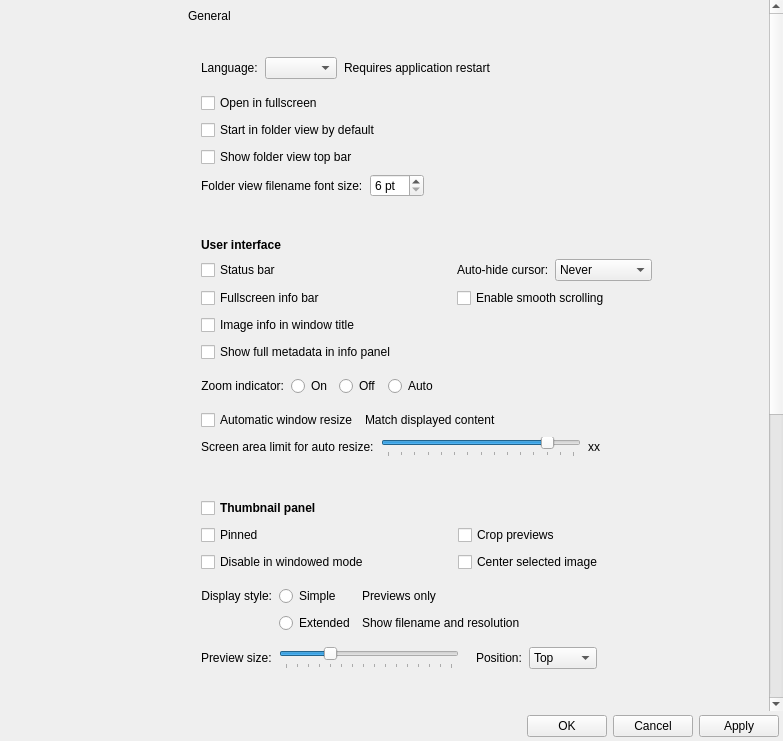
Old version of the form src/gui/dialogs/settingsdialog.ui in the repository do-i/thumbgrid.
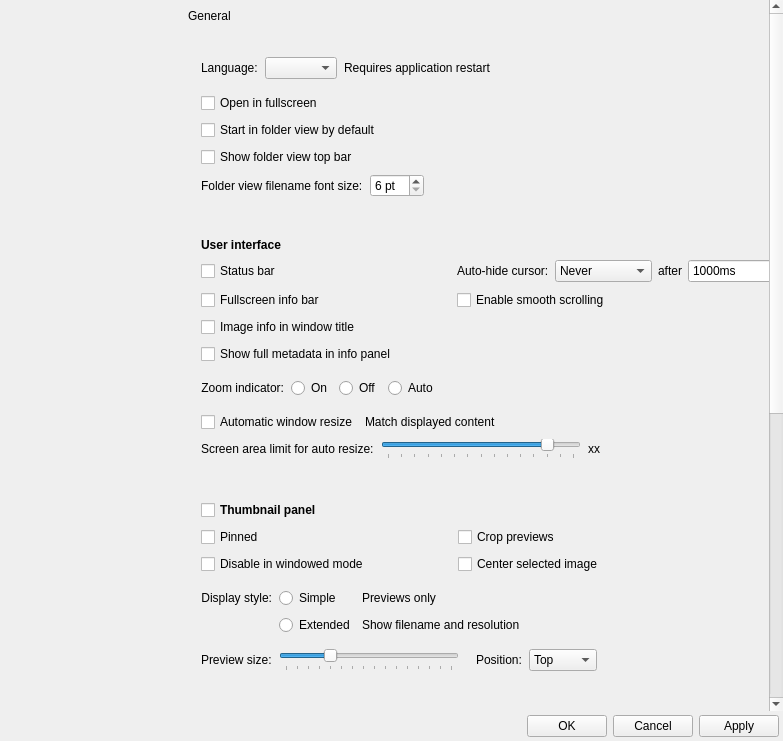
New version of the form. Custom widgets are drawn as their Qt base class.

Commit message: Add a setting for the cursor auto-hide delay

Diff of the .ui file:
```diff
--- a/src/gui/dialogs/settingsdialog.ui
+++ b/src/gui/dialogs/settingsdialog.ui
@@ -723,6 +723,56 @@
                           </item>
                          </widget>
                         </item>
+                        <item>
+                         <widget class="QLabel" name="cursorHideDelayLabel">
+                          <property name="text">
+                           <string>after</string>
+                          </property>
+                         </widget>
+                        </item>
+                        <item>
+                         <widget class="QSpinBox" name="cursorHideDelaySpinBox">
+                          <property name="sizePolicy">
+                           <sizepolicy hsizetype="Minimum" vsizetype="Preferred">
+                            <horstretch>0</horstretch>
+                            <verstretch>0</verstretch>
+                           </sizepolicy>
+                          </property>
+                          <property name="minimumSize">
+                           <size>
+                            <width>100</width>
+                            <height>24</height>
+                           </size>
+                          </property>
+                          <property name="toolTip">
+                           <string>How long the pointer must stay still before it is hidden.</string>
+                          </property>
+                          <property name="alignment">
+                           <set>Qt::AlignLeading|Qt::AlignLeft|Qt::AlignVCenter</set>
+                          </property>
+                          <property name="buttonSymbols">
+                           <enum>QAbstractSpinBox::UpDownArrows</enum>
+                          </property>
+                          <property name="hiddenButtons" stdset="0">
+                           <bool>true</bool>
+                          </property>
+                          <property name="suffix">
+                           <string>ms</string>
+                          </property>
+                          <property name="singleStep">
+                           <number>100</number>
+                          </property>
+                          <property name="minimum">
+                           <number>300</number>
+                          </property>
+                          <property name="maximum">
+                           <number>10000</number>
+                          </property>
+                          <property name="value">
+                           <number>1000</number>
+                          </property>
+                         </widget>
+                        </item>
                        </layout>
                       </item>
                       <item row="1" column="1" colspan="2">
```
Left out of the diff: 2 changed lines with no effect on the pictures. The commit also changes 8 other files.
